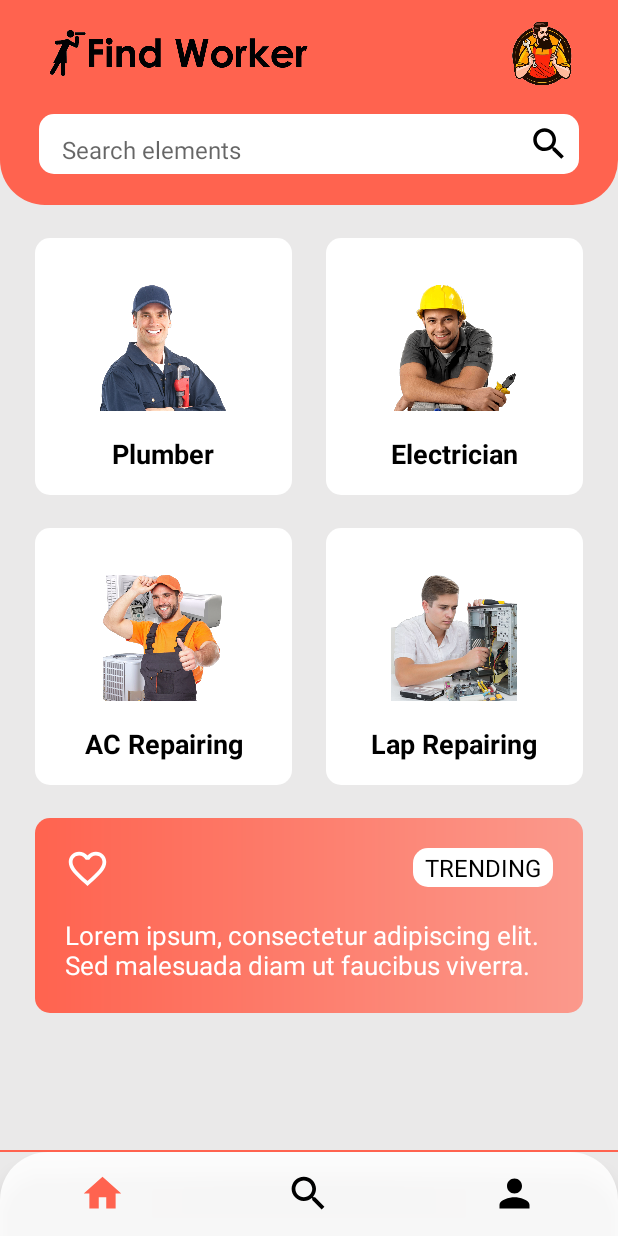
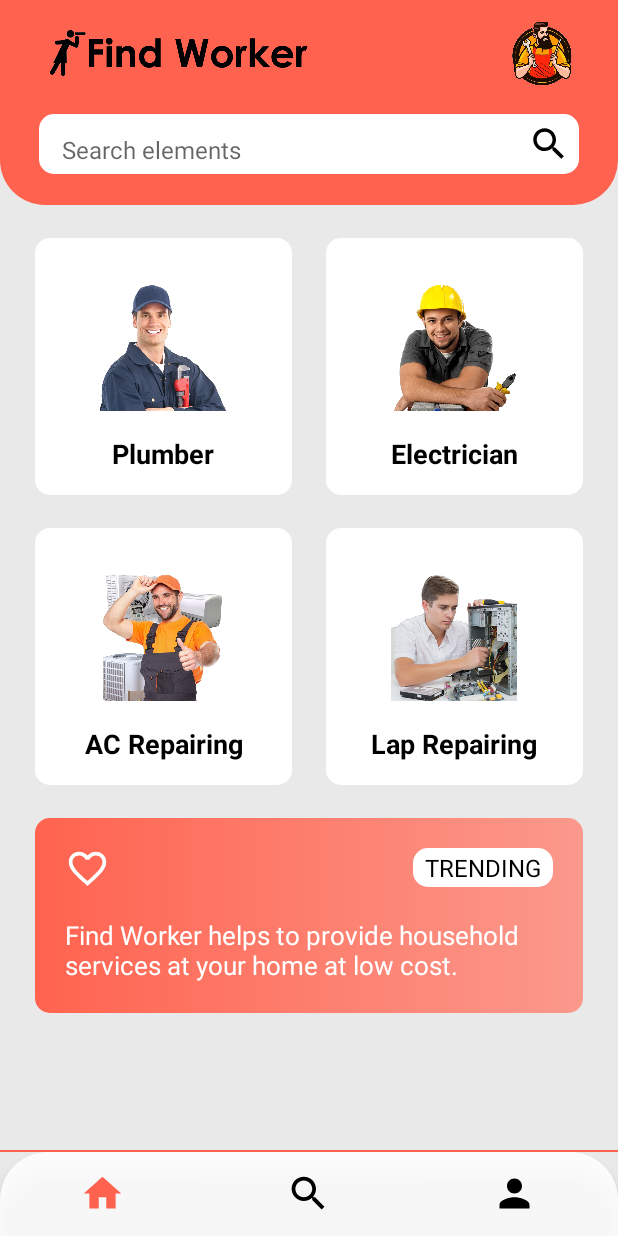
Before and after one commit to Stefenis/Find_Worker_Project, an Android app: the DashboardActivity screen opened directly, with no data from a screen before it, on a phone screen of 412 x 824 dp. Run offline under Robolectric (Android 15) with nearby library versions, the light colour scheme and no system bars.

Commit message:
Update activity_dashboard.xml

```diff
--- a/app/src/main/res/layout/activity_dashboard.xml
+++ b/app/src/main/res/layout/activity_dashboard.xml
@@ -248,7 +248,7 @@ tools:context=".MainActivity">
                     android:layout_marginTop="20dp"
                     android:ellipsize="end"
                     android:maxLines="3"
-                    android:text="@string/dummy_text"
+                    android:text="Find Worker helps to provide household services at your home at low cost."
                     android:textColor="@color/white"
                     android:textSize="17sp"
                     app:layout_constraintTop_toBottomOf="@+id/textTrending"/>
```
